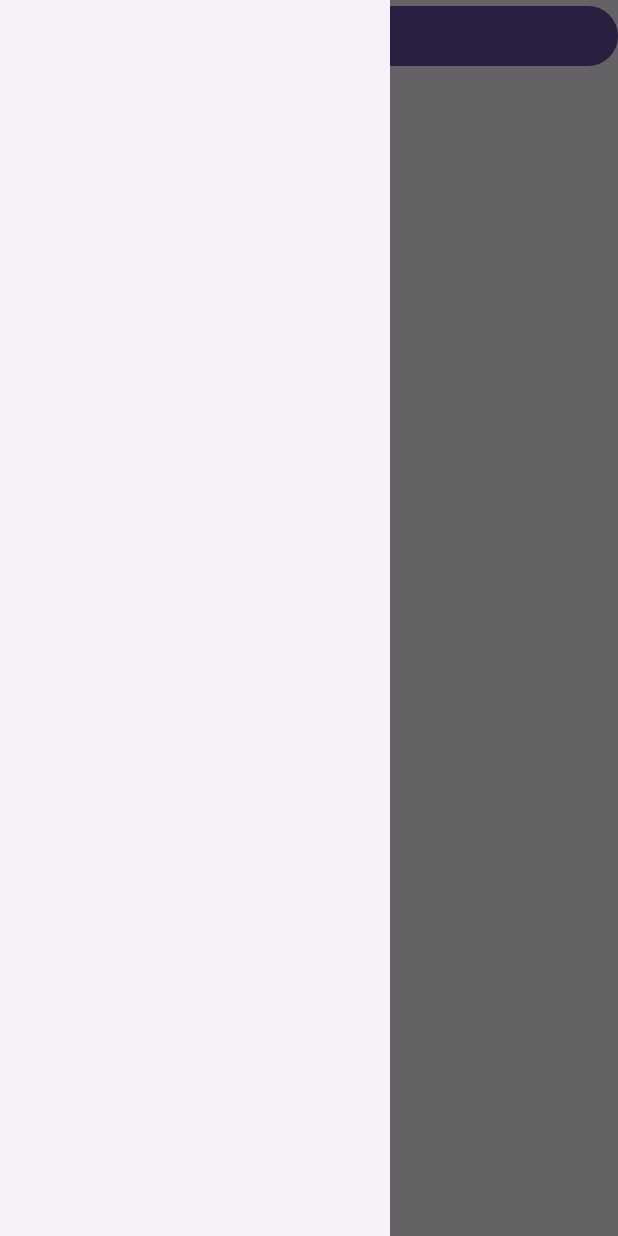
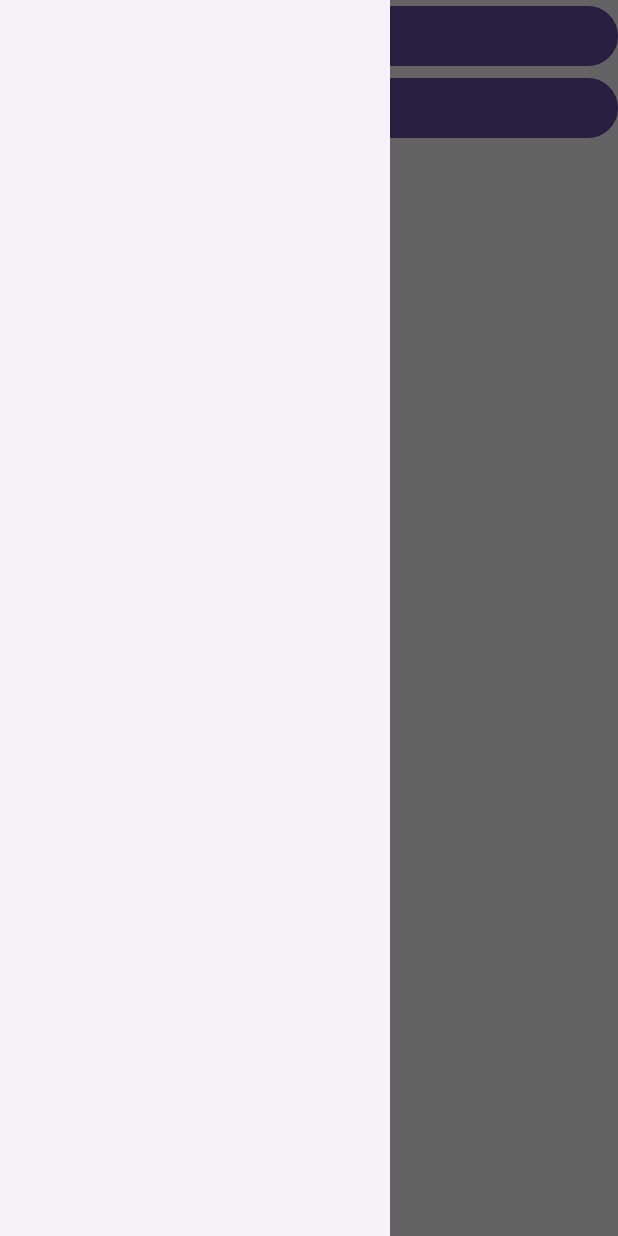
Before and after one commit to GeorgyLord/TaskMate, an Android app: the screen it shows after launch (Test5), with the side drawer open, on a phone screen of 412 x 824 dp. Run offline under Robolectric (Android 15) with nearby library versions, the phone set to English and light mode, and no system bars.

Commit message:
vertion 1.0.2

```diff
--- a/app/src/main/res/layout/activity_test5.xml
+++ b/app/src/main/res/layout/activity_test5.xml
@@ -42,6 +42,12 @@
                         android:layout_width="match_parent"
                         android:layout_height="wrap_content"
                         android:text="Button" />
+
+                    <Button
+                        android:id="@+id/button3"
+                        android:layout_width="match_parent"
+                        android:layout_height="wrap_content"
+                        android:text="Button" />
                 </LinearLayout>
 
             </LinearLayout>
```
